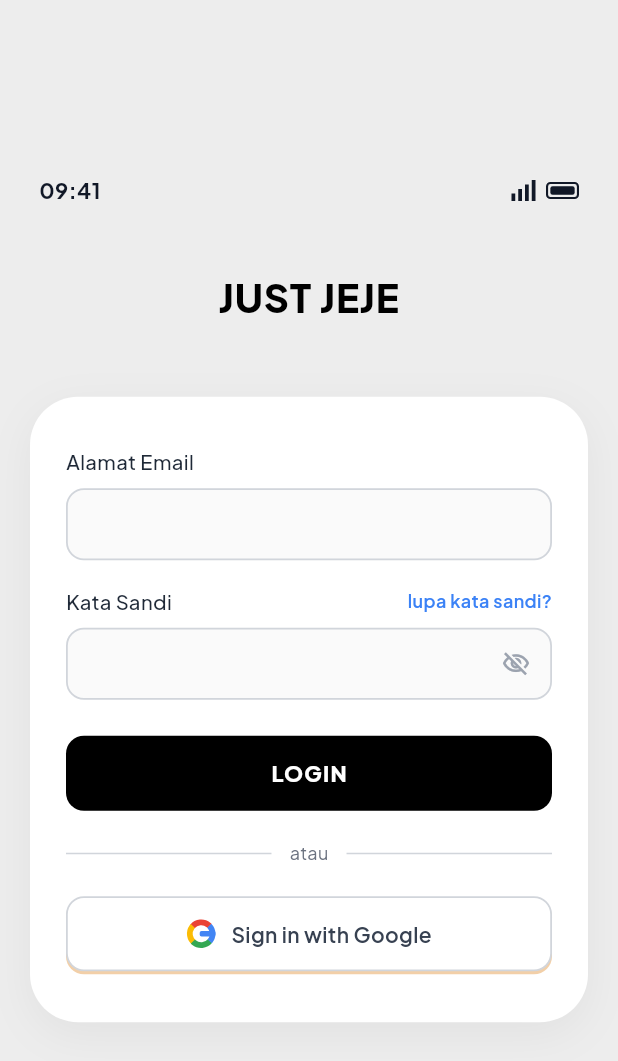
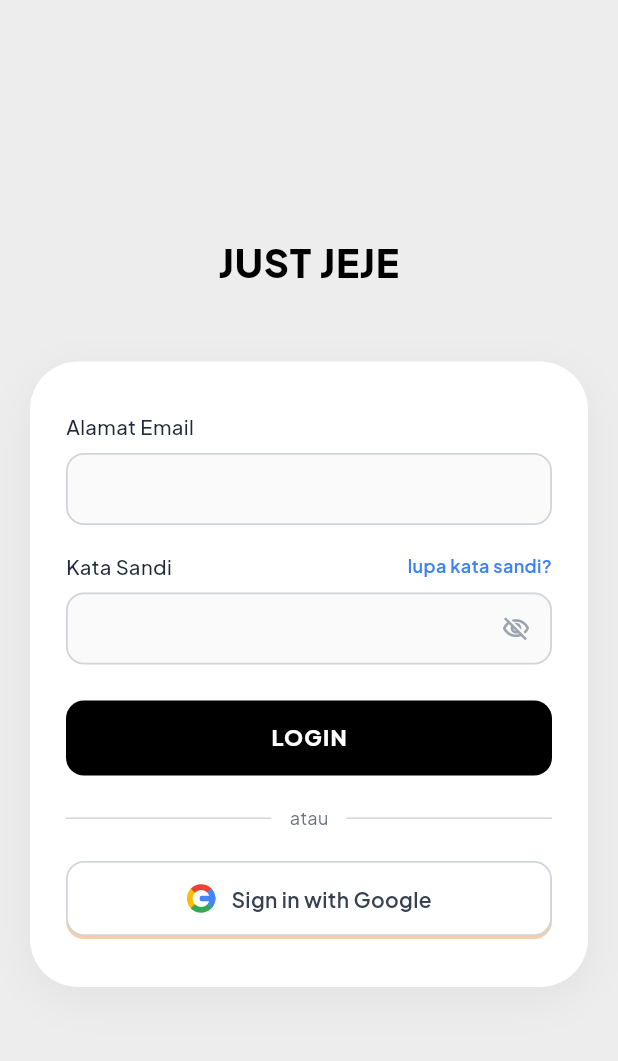
Before and after one commit to halojeje/JUST-JEJE, a Flutter app: the screen it shows after launch, on a phone screen of 412 x 824 dp. Shown: the top 1061 px of the screen. Run offline on Flutter 3.47's test engine with Material 3 defaults, Android fonts, the phone set to English and light mode, and no system bars; our stand-ins replace confetti, google_fonts, pdf, printing, shared_preferences, supabase_flutter; accounts and stored records are empty.

Commit message:
fix(login): remove battery icon and clock status bar row

```diff
--- a/lib/views/login_view.dart
+++ b/lib/views/login_view.dart
@@ -177,61 +177,11 @@ class _LoginViewState extends State<LoginView> {
           child: ConstrainedBox(
             constraints: const BoxConstraints(maxWidth: 440),
             child: SingleChildScrollView(
-              padding: const EdgeInsets.symmetric(horizontal: 20, vertical: 12),
+              padding: const EdgeInsets.symmetric(horizontal: 20, vertical: 24),
               child: Column(
                 crossAxisAlignment: CrossAxisAlignment.stretch,
                 children: [
-                  // Status Bar Row (09:41, Cellular, Battery) matching the design
-                  Padding(
-                    padding: const EdgeInsets.symmetric(horizontal: 6, vertical: 4),
-                    child: Row(
-                      mainAxisAlignment: MainAxisAlignment.spaceBetween,
-                      crossAxisAlignment: CrossAxisAlignment.center,
-                      children: [
-                        Text(
-                          "09:41",
-                          style: AppThemes.font(
-                            fontSize: 14.5,
-                            fontWeight: FontWeight.w700,
-                            color: const Color(0xFF111827),
-                          ),
-                        ),
-                        Row(
-                          children: [
-                            // Signal bars icon
-                            Row(
-                              crossAxisAlignment: CrossAxisAlignment.end,
-                              children: [
-                                Container(width: 2.5, height: 5, color: const Color(0xFF111827), margin: const EdgeInsets.symmetric(horizontal: 1)),
-                                Container(width: 2.5, height: 8, color: const Color(0xFF111827), margin: const EdgeInsets.symmetric(horizontal: 1)),
-                                Container(width: 2.5, height: 11, color: const Color(0xFF111827), margin: const EdgeInsets.symmetric(horizontal: 1)),
-                                Container(width: 2.5, height: 14, color: const Color(0xFF111827), margin: const EdgeInsets.symmetric(horizontal: 1)),
-                              ],
-                            ),
-                            const SizedBox(width: 6),
-                            // Battery icon
-                            Container(
-                              width: 22,
-                              height: 11.5,
-                              padding: const EdgeInsets.all(1.5),
-                              decoration: BoxDecoration(
-                                border: Border.all(color: const Color(0xFF111827), width: 1.4),
-                                borderRadius: BorderRadius.circular(3),
-                              ),
-                              child: Container(
-                                decoration: BoxDecoration(
-                                  color: const Color(0xFF111827),
-                                  borderRadius: BorderRadius.circular(1.5),
-                                ),
-                              ),
-                            ),
-                          ],
-                        ),
-                      ],
-                    ),
-                  ),
-
-                  const SizedBox(height: 38),
+                  const SizedBox(height: 20),
 
                   // Center Big App Title "JUST JEJE"
                   Text(
```
